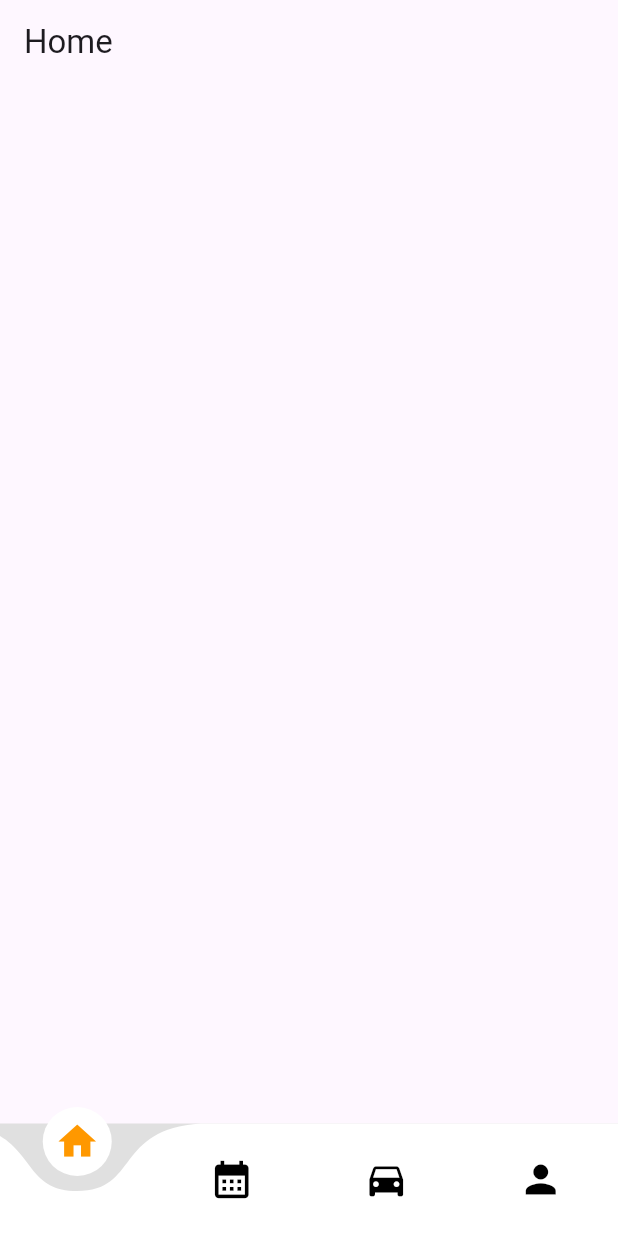
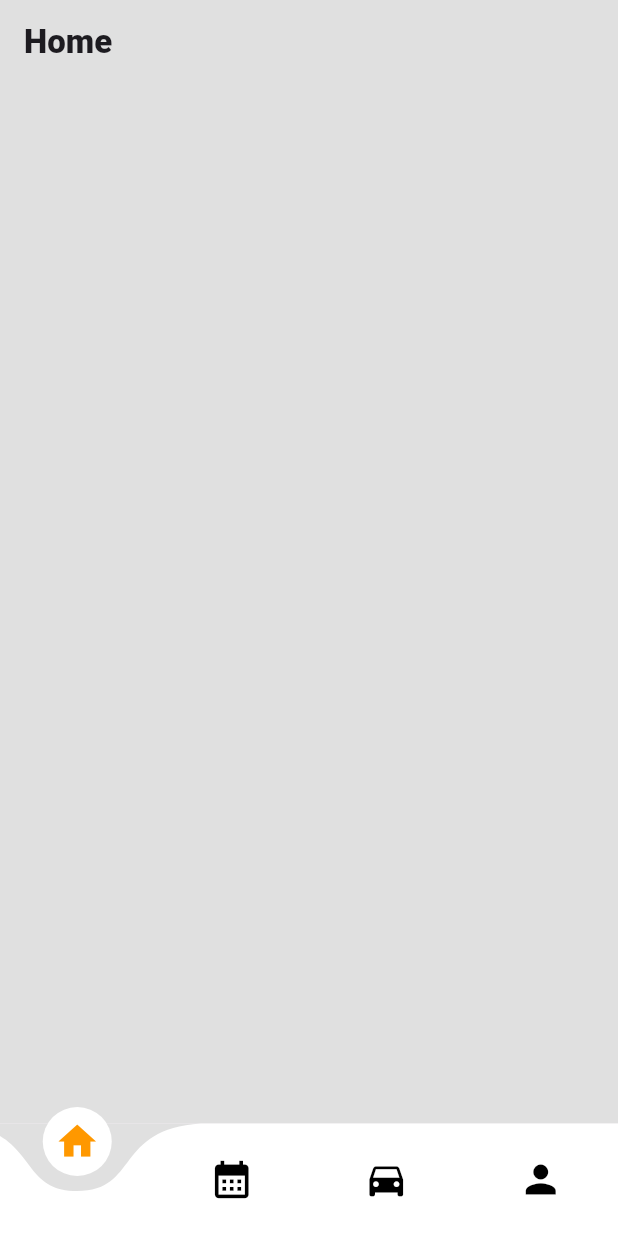
Before and after one commit to TechPyllars2024/AutoCareAutomotive, a Flutter app: the screen it shows after launch, on a phone screen of 412 x 824 dp. Run offline on Flutter 3.47's test engine with Material 3 defaults, Android fonts, the phone set to English and light mode, and no system bars; drawn by our look-alikes of curved_navigation_bar.

Commit message:
update: home appbar

```diff
--- a/lib/ProfileManagement/screens/automotive_home.dart
+++ b/lib/ProfileManagement/screens/automotive_home.dart
@@ -11,7 +11,8 @@ class _AutomotiveHomeState extends State<AutomotiveHome> {
   @override
   Widget build(BuildContext context) {
     return Scaffold(
-      appBar: AppBar(title: Text('Home'),),
+      backgroundColor: Colors.grey.shade300,
+      appBar: AppBar(title: Text('Home', style: TextStyle(fontWeight: FontWeight.w900),), backgroundColor: Colors.grey.shade300,),
     );
   }
 }
```
